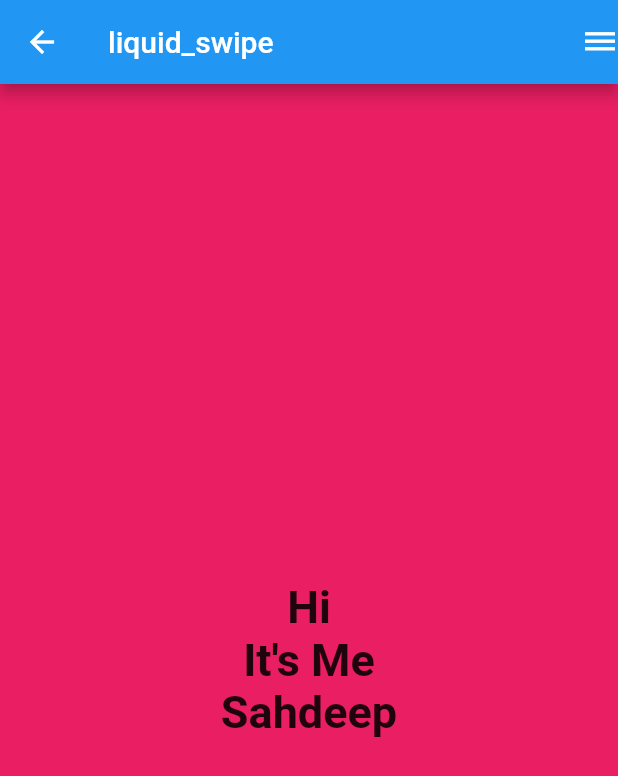
After one commit to androideen/awesome_flutter_animation, a Flutter app: the LiquidSwipePage screen opened directly, on a phone screen of 412 x 824 dp. The commit adds this screen. Shown: the top 776 px of the screen. Run offline on Flutter 3.47's test engine with Material 2 defaults, Android fonts, the phone set to English and light mode, and no system bars; drawn by our look-alikes of liquid_swipe; our stand-ins replace simple_animations, supercharged; missing offline and left inert: animated_widgets; network calls fail; Roboto replaces fonts that are missing (Billy).

Commit message:
add liquid_swipe

```diff
--- a/lib/screens/screen_animated_widgets.dart
+++ b/lib/screens/screen_animated_widgets.dart
@@ -34,7 +34,6 @@ class _AnimatedWidgetsPageState extends State<AnimatedWidgetsPage> {
                 width: 320,
                 child: Column(
                   children: [
-                    Header(text: 'animated_widgets: 1.0.6'),
                     TranslationAnimatedWidget(
                         enabled: _play,
                         values: [Offset(0, 0), Offset(-100, 0)],
--- a/lib/screens/screen_home.dart
+++ b/lib/screens/screen_home.dart
@@ -1,6 +1,7 @@
 import 'package:awesome/constants/app.dart';
 import 'package:awesome/screens/basic/screen_animation_page.dart';
 import 'package:awesome/screens/screen_animated_widgets.dart';
+import 'package:awesome/screens/screen_liquid_swipe.dart';
 
 import 'package:awesome/screens/screen_simple_animation.dart';
 import 'package:awesome/widgets/widgets.dart';
@@ -63,6 +64,13 @@ class _HomePageState extends State<HomePage> {
                     context,
                     MaterialPageRoute(
                         builder: (context) => AnimatedWidgetsPage()),
+                  );
+                }),
+                _libraryButton('liquid_swipe', () {
+                  Navigator.push(
+                    context,
+                    MaterialPageRoute(
+                        builder: (context) => LiquidSwipePage()),
                   );
                 }),
                 _libraryButton('simple_animations', () {
--- /dev/null
+++ b/lib/screens/screen_liquid_swipe.dart
@@ -0,0 +1,137 @@
+import 'package:awesome/widgets/appbar.dart';
+import 'package:awesome/widgets/widgets.dart';
+import 'package:flutter/material.dart';
+import 'package:liquid_swipe/liquid_swipe.dart';
+
+class LiquidSwipePage extends StatefulWidget {
+  @override
+  _LiquidSwipePageState createState() => _LiquidSwipePageState();
+}
+
+class _LiquidSwipePageState extends State<LiquidSwipePage> {
+  final pages = [
+    Container(
+      color: Colors.pink,
+      child: Center(
+        child: Column(
+          crossAxisAlignment: CrossAxisAlignment.center,
+          mainAxisSize: MainAxisSize.max,
+          mainAxisAlignment: MainAxisAlignment.spaceEvenly,
+          children: <Widget>[
+
+            Column(
+              children: <Widget>[
+                new Text(
+                  "Hi",
+                  style: TextStyle(
+                      fontSize: 30,
+                      fontFamily: "Billy",
+                      fontWeight: FontWeight.w600),
+                ),
+                new Text(
+                  "It's Me",
+                  style: TextStyle(
+                      fontSize: 30,
+                      fontFamily: "Billy",
+                      fontWeight: FontWeight.w600),
+                ),
+                new Text(
+                  "Sahdeep",
+                  style: TextStyle(
+                      fontSize: 30,
+                      fontFamily: "Billy",
+                      fontWeight: FontWeight.w600),
+                ),
+              ],
+            )
+          ],
+        ),
+      ),
+    ),
+    Container(
+      color: Colors.deepPurpleAccent,
+      child: Center(
+        child: Column(
+          crossAxisAlignment: CrossAxisAlignment.center,
+          mainAxisSize: MainAxisSize.max,
+          mainAxisAlignment: MainAxisAlignment.spaceEvenly,
+          children: <Widget>[
+            Column(
+              children: <Widget>[
+                new Text(
+                  "Take a",
+                  style: TextStyle(
+                      fontSize: 30,
+                      fontFamily: "Billy",
+                      fontWeight: FontWeight.w600),
+                ),
+                new Text(
+                  "look at",
+                  style: TextStyle(
+                      fontSize: 30,
+                      fontFamily: "Billy",
+                      fontWeight: FontWeight.w600),
+                ),
+                new Text(
+                  "Liquid Swipe",
+                  style: TextStyle(
+                      fontSize: 30,
+                      fontFamily: "Billy",
+                      fontWeight: FontWeight.w600),
+                ),
+              ],
+            )
+          ],
+        ),
+      ),
+    ),
+    Container(
+      color: Colors.greenAccent,
+      child: Center(
+        child: Column(
+          crossAxisAlignment: CrossAxisAlignment.center,
+          mainAxisSize: MainAxisSize.max,
+          mainAxisAlignment: MainAxisAlignment.spaceEvenly,
+          children: <Widget>[
+            Column(
+              children: <Widget>[
+                new Text(
+                  "Liked?",
+                  style: TextStyle(
+                      fontSize: 30,
+                      fontFamily: "Billy",
+                      fontWeight: FontWeight.w600),
+                ),
+                new Text(
+                  "Fork!",
+                  style: TextStyle(
+                      fontSize: 30,
+                      fontFamily: "Billy",
+                      fontWeight: FontWeight.w600),
+                ),
+                new Text(
+                  "Give Star!",
+                  style: TextStyle(
+                      fontSize: 30,
+                      fontFamily: "Billy",
+                      fontWeight: FontWeight.w600),
+                ),
+              ],
+            )
+          ],
+        ),
+      ),
+    ),
+  ];
+
+  @override
+  Widget build(BuildContext context) {
+    return Scaffold(
+        appBar: MainAppBar(title: 'liquid_swipe'),
+        body: LiquidSwipe(
+          pages: pages,
+          fullTransitionValue: 500,
+          enableSlideIcon: true,
+        ));
+  }
+}
--- a/lib/screens/screen_simple_animation.dart
+++ b/lib/screens/screen_simple_animation.dart
@@ -17,7 +17,7 @@ class _SimpleAnimationsPageState extends State<SimpleAnimationsPage> {
   @override
   Widget build(BuildContext context) {
     return Scaffold(
-      appBar: MainAppBar(title: 'simple_animation'),
+      appBar: MainAppBar(title: 'simple_animations'),
       body: SingleChildScrollView(
         child: SafeArea(
           child: Padding(
@@ -27,7 +27,6 @@ class _SimpleAnimationsPageState extends State<SimpleAnimationsPage> {
                 width: 320,
                 child: Column(
                   children: [
-                    Header(text: 'simple_animations: 2.2.1'),
 
                   ],
                 ),
--- a/pubspec.yaml
+++ b/pubspec.yaml
@@ -25,7 +25,9 @@ dependencies:
     sdk: flutter
   animated_widgets: ^1.0.6
   simple_animations: ^2.2.1
+  liquid_swipe: ^1.5.0
   url_launcher: ^5.5.2
+
 
   # The following adds the Cupertino Icons font to your application.
   # Use with the CupertinoIcons class for iOS style icons.
```
Also changed, not shown: pubspec.lock.
